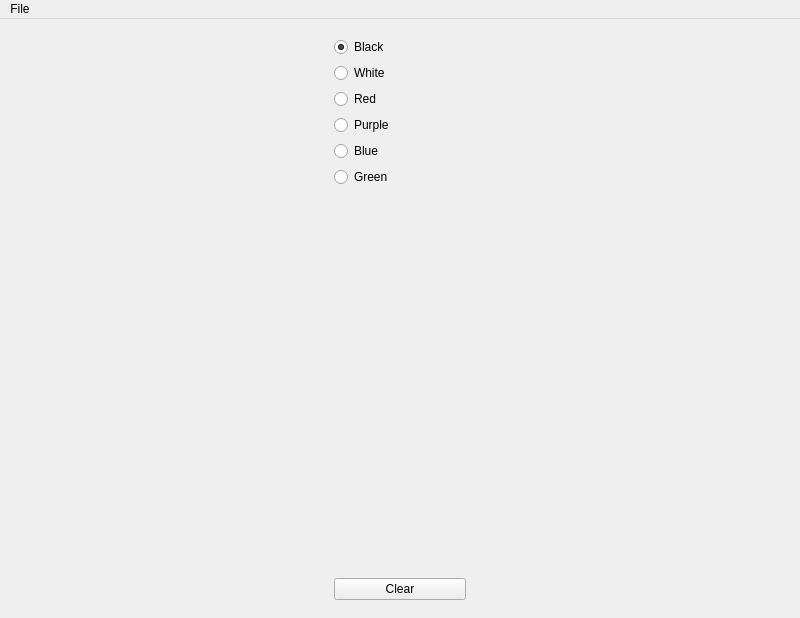
Above: Desktop/src/lity/widgets/MainWindow.ui from MartinsSmirnovs/Lity before the change. Below: the same form after it.
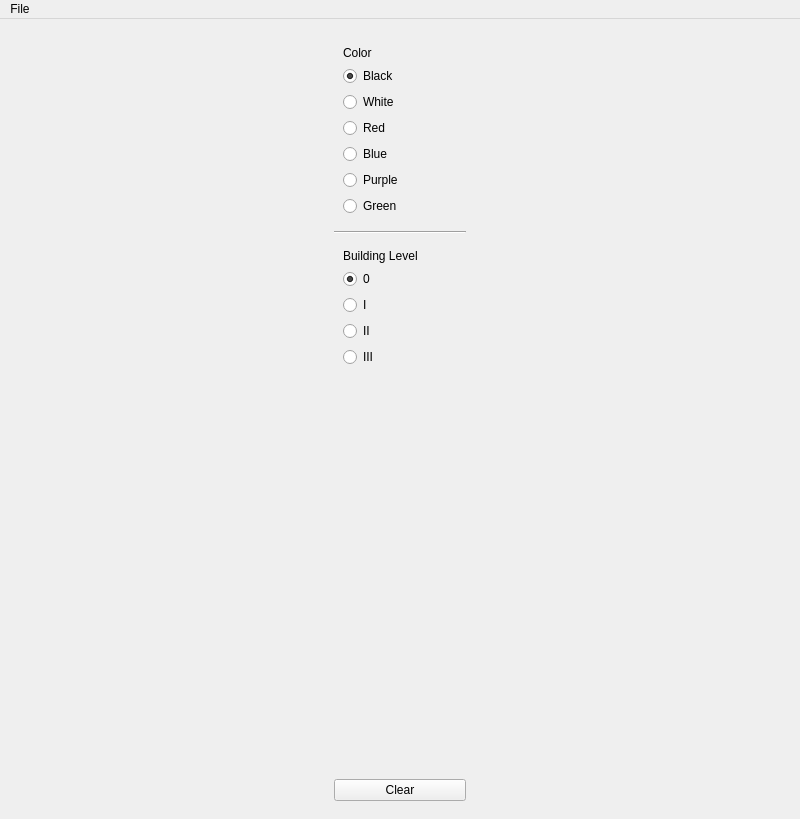
That is the form after the change.

What changed in the file:
```diff
--- a/Desktop/src/lity/widgets/MainWindow.ui
+++ b/Desktop/src/lity/widgets/MainWindow.ui
@@ -7,7 +7,7 @@
     <x>0</x>
     <y>0</y>
     <width>800</width>
-    <height>618</height>
+    <height>819</height>
    </rect>
   </property>
   <property name="windowTitle">
@@ -40,6 +40,16 @@
       </property>
       <layout class="QVBoxLayout" name="verticalLayout_2">
        <item>
+        <widget class="QWidget" name="colorContainer" native="true">
+         <layout class="QVBoxLayout" name="verticalLayout_3">
+          <item>
+           <widget class="QLabel" name="label_2">
+            <property name="text">
+             <string>Color</string>
+            </property>
+           </widget>
+          </item>
+          <item>
         <widget class="QRadioButton" name="radioBlack">
          <property name="text">
           <string>Black</string>
@@ -63,13 +73,6 @@
          </property>
         </widget>
        </item>
-       <item>
-        <widget class="QRadioButton" name="radioPurple">
-         <property name="text">
-          <string>Purple</string>
-         </property>
-        </widget>
-       </item>
        <item>
         <widget class="QRadioButton" name="radioBlue">
          <property name="text">
@@ -77,11 +80,72 @@
          </property>
         </widget>
        </item>
+          <item>
+           <widget class="QRadioButton" name="radioPurple">
+            <property name="text">
+             <string>Purple</string>
+            </property>
+           </widget>
+          </item>
        <item>
         <widget class="QRadioButton" name="radioGreen">
          <property name="text">
           <string>Green</string>
          </property>
+           </widget>
+          </item>
+         </layout>
+        </widget>
+       </item>
+       <item>
+        <widget class="Line" name="line">
+         <property name="orientation">
+          <enum>Qt::Horizontal</enum>
+         </property>
+        </widget>
+       </item>
+       <item>
+        <widget class="QWidget" name="levelContainer" native="true">
+         <layout class="QVBoxLayout" name="verticalLayout">
+          <item>
+           <widget class="QLabel" name="label">
+            <property name="text">
+             <string>Building Level</string>
+            </property>
+           </widget>
+          </item>
+          <item>
+           <widget class="QRadioButton" name="levelNone">
+            <property name="text">
+             <string>0</string>
+            </property>
+            <property name="checked">
+             <bool>true</bool>
+            </property>
+           </widget>
+          </item>
+          <item>
+           <widget class="QRadioButton" name="levelOne">
+            <property name="text">
+             <string>I</string>
+            </property>
+           </widget>
+          </item>
+          <item>
+           <widget class="QRadioButton" name="levelTwo">
+            <property name="text">
+             <string>II</string>
+            </property>
+           </widget>
+          </item>
+          <item>
+           <widget class="QRadioButton" name="levelThree">
+            <property name="text">
+             <string>III</string>
+            </property>
+           </widget>
+          </item>
+         </layout>
         </widget>
        </item>
        <item>
```
Lines whose indentation alone changed are shown as unchanged.
